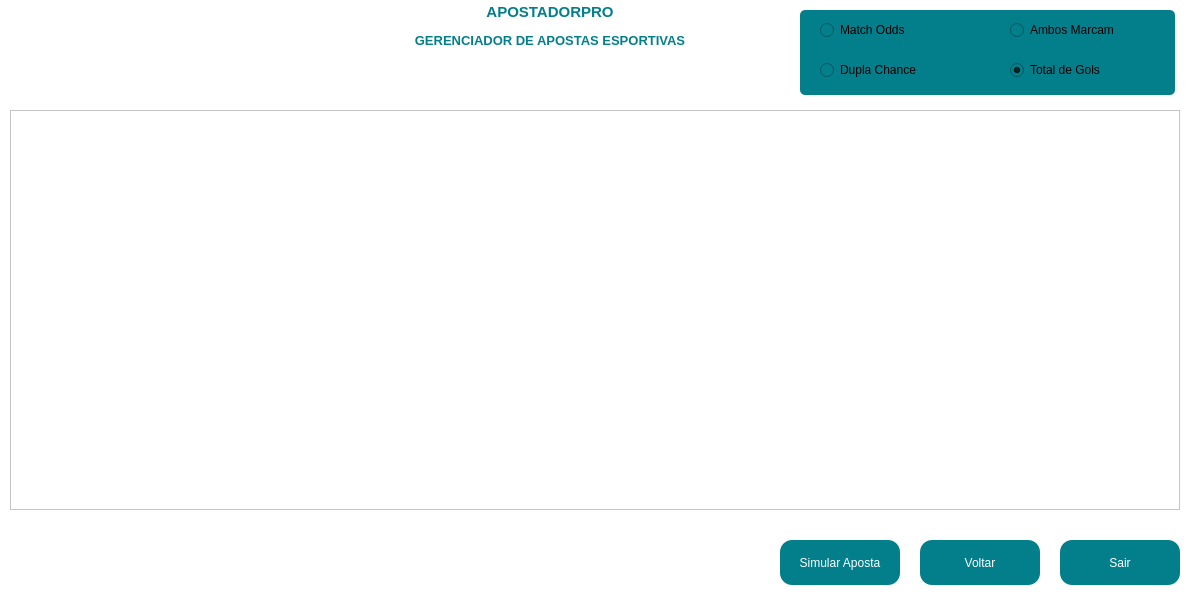
Old version of the form view/formViewResult.ui in the repository mateuscosta27/WebScraping.
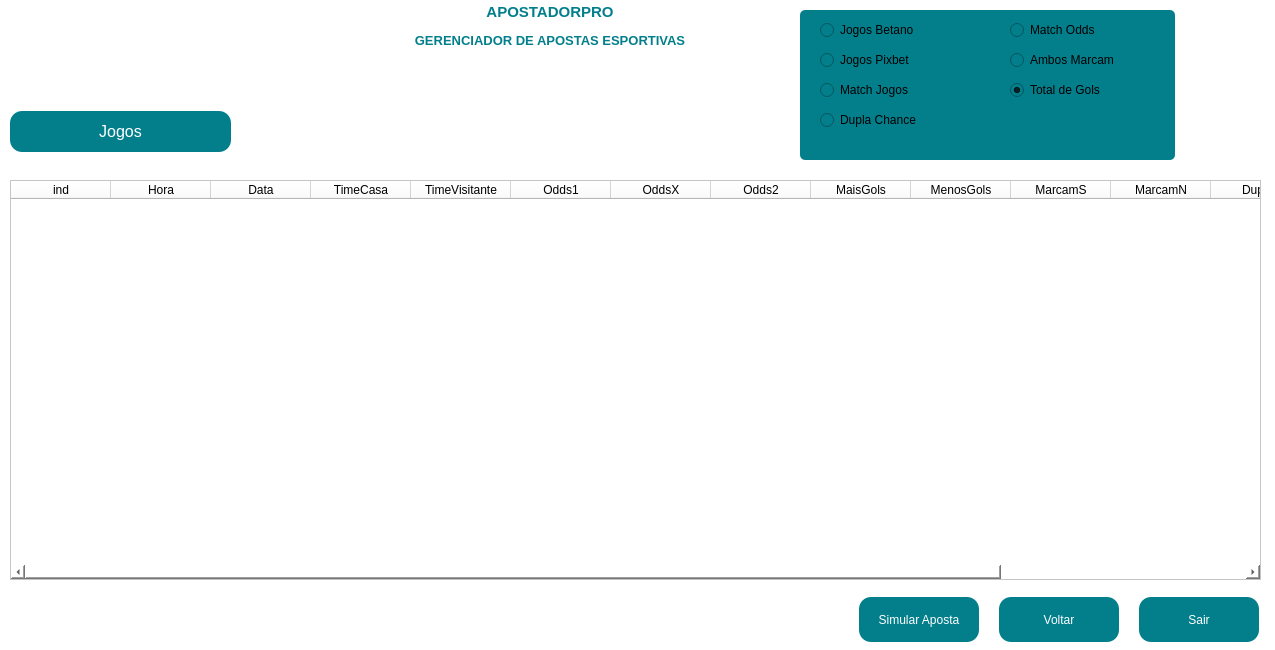
New version of the form. Icons and pictures are not drawn.

The edit to the form file:
```diff
--- a/view/formViewResult.ui
+++ b/view/formViewResult.ui
@@ -6,8 +6,8 @@
    <rect>
     <x>0</x>
     <y>0</y>
-    <width>1200</width>
-    <height>600</height>
+    <width>1275</width>
+    <height>650</height>
    </rect>
   </property>
   <property name="minimumSize">
@@ -18,8 +18,8 @@
   </property>
   <property name="maximumSize">
    <size>
-    <width>1200</width>
-    <height>600</height>
+    <width>2000</width>
+    <height>1500</height>
    </size>
   </property>
   <property name="windowTitle">
@@ -70,7 +70,7 @@
       <x>800</x>
       <y>10</y>
       <width>375</width>
-      <height>85</height>
+      <height>150</height>
      </rect>
     </property>
     <property name="sizePolicy">
@@ -88,7 +88,7 @@
     <property name="maximumSize">
      <size>
       <width>375</width>
-      <height>85</height>
+      <height>150</height>
      </size>
     </property>
     <property name="styleSheet">
@@ -111,7 +111,7 @@
     <widget class="QRadioButton" name="rb_matchOdds">
      <property name="geometry">
       <rect>
-       <x>20</x>
+       <x>210</x>
        <y>10</y>
        <width>140</width>
        <height>20</height>
@@ -141,7 +141,7 @@
      <property name="geometry">
       <rect>
        <x>20</x>
-       <y>50</y>
+       <y>100</y>
        <width>140</width>
        <height>20</height>
       </rect>
@@ -176,7 +176,7 @@
      <property name="geometry">
       <rect>
        <x>210</x>
-       <y>10</y>
+       <y>40</y>
        <width>140</width>
        <height>20</height>
       </rect>
@@ -211,7 +211,7 @@
      <property name="geometry">
       <rect>
        <x>210</x>
-       <y>50</y>
+       <y>70</y>
        <width>140</width>
        <height>20</height>
       </rect>
@@ -248,25 +248,187 @@
       <bool>true</bool>
      </property>
     </widget>
+    <widget class="QRadioButton" name="rb_jogosBetano">
+     <property name="geometry">
+      <rect>
+       <x>20</x>
+       <y>10</y>
+       <width>140</width>
+       <height>20</height>
+      </rect>
+     </property>
+     <property name="minimumSize">
+      <size>
+       <width>140</width>
+       <height>20</height>
+      </size>
+     </property>
+     <property name="maximumSize">
+      <size>
+       <width>140</width>
+       <height>20</height>
+      </size>
+     </property>
+     <property name="styleSheet">
+      <string notr="true">font: 75 12pt &quot;MS Shell Dlg 2&quot;;
+color: rgb(0, 0, 0);</string>
+     </property>
+     <property name="text">
+      <string>Jogos Betano</string>
+     </property>
+    </widget>
+    <widget class="QRadioButton" name="rb_jogosPixbet">
+     <property name="geometry">
+      <rect>
+       <x>20</x>
+       <y>40</y>
+       <width>140</width>
+       <height>20</height>
+      </rect>
+     </property>
+     <property name="minimumSize">
+      <size>
+       <width>140</width>
+       <height>20</height>
+      </size>
+     </property>
+     <property name="maximumSize">
+      <size>
+       <width>140</width>
+       <height>20</height>
+      </size>
+     </property>
+     <property name="styleSheet">
+      <string notr="true">font: 75 12pt &quot;MS Shell Dlg 2&quot;;
+color: rgb(0, 0, 0);</string>
+     </property>
+     <property name="text">
+      <string>Jogos Pixbet</string>
+     </property>
+    </widget>
+    <widget class="QRadioButton" name="rb_matchJogos">
+     <property name="geometry">
+      <rect>
+       <x>20</x>
+       <y>70</y>
+       <width>140</width>
+       <height>20</height>
+      </rect>
+     </property>
+     <property name="minimumSize">
+      <size>
+       <width>140</width>
+       <height>20</height>
+      </size>
+     </property>
+     <property name="maximumSize">
+      <size>
+       <width>140</width>
+       <height>20</height>
+      </size>
+     </property>
+     <property name="styleSheet">
+      <string notr="true">font: 75 12pt &quot;MS Shell Dlg 2&quot;;
+color: rgb(0, 0, 0);</string>
+     </property>
+     <property name="text">
+      <string>Match Jogos</string>
+     </property>
+    </widget>
    </widget>
    <widget class="QTableWidget" name="tb_view">
     <property name="geometry">
      <rect>
       <x>10</x>
-      <y>110</y>
-      <width>1170</width>
+      <y>180</y>
+      <width>1251</width>
       <height>400</height>
      </rect>
     </property>
     <property name="toolTipDuration">
      <number>-3</number>
     </property>
+    <column>
+     <property name="text">
+      <string>ind</string>
+     </property>
+    </column>
+    <column>
+     <property name="text">
+      <string>Hora</string>
+     </property>
+    </column>
+    <column>
+     <property name="text">
+      <string>Data</string>
+     </property>
+    </column>
+    <column>
+     <property name="text">
+      <string>TimeCasa</string>
+     </property>
+    </column>
+    <column>
+     <property name="text">
+      <string>TimeVisitante</string>
+     </property>
+    </column>
+    <column>
+     <property name="text">
+      <string>Odds1</string>
+     </property>
+    </column>
+    <column>
+     <property name="text">
+      <string>OddsX</string>
+     </property>
+    </column>
+    <column>
+     <property name="text">
+      <string>Odds2</string>
+     </property>
+    </column>
+    <column>
+     <property name="text">
+      <string>MaisGols</string>
+     </property>
+    </column>
+    <column>
+     <property name="text">
+      <string>MenosGols</string>
+     </property>
+    </column>
+    <column>
+     <property name="text">
+      <string>MarcamS</string>
+     </property>
+    </column>
+    <column>
+     <property name="text">
+      <string>MarcamN</string>
+     </property>
+    </column>
+    <column>
+     <property name="text">
+      <string>Dupla1</string>
+     </property>
+    </column>
+    <column>
+     <property name="text">
+      <string>Dupla12</string>
+     </property>
+    </column>
+    <column>
+     <property name="text">
+      <string>Dupla2</string>
+     </property>
+    </column>
    </widget>
    <widget class="QPushButton" name="btn_sair">
     <property name="geometry">
      <rect>
-      <x>1060</x>
-      <y>540</y>
+      <x>1139</x>
+      <y>597</y>
       <width>120</width>
       <height>45</height>
      </rect>
@@ -313,8 +475,8 @@
    <widget class="QPushButton" name="btn_voltar">
     <property name="geometry">
      <rect>
-      <x>920</x>
-      <y>540</y>
+      <x>999</x>
+      <y>597</y>
       <width>120</width>
       <height>45</height>
      </rect>
@@ -361,8 +523,8 @@
    <widget class="QPushButton" name="btn_simular">
     <property name="geometry">
      <rect>
-      <x>780</x>
-      <y>540</y>
+      <x>859</x>
+      <y>597</y>
       <width>120</width>
       <height>45</height>
      </rect>
@@ -406,6 +568,27 @@
      <string>Simular Aposta</string>
     </property>
    </widget>
+   <widget class="QLabel" name="lbl_table">
+    <property name="geometry">
+     <rect>
+      <x>10</x>
+      <y>111</y>
+      <width>221</width>
+      <height>41</height>
+     </rect>
+    </property>
+    <property name="styleSheet">
+     <string notr="true">
+	font: 75 11pt &quot;MS Shell Dlg 2&quot;;
+	color: rgb(255, 255, 255);
+	background-color: rgb(3, 127, 140);
+	border-radius: 12px;
+	</string>
+    </property>
+    <property name="text">
+     <string>&lt;html&gt;&lt;head/&gt;&lt;body&gt;&lt;p align=&quot;center&quot;&gt;&lt;span style=&quot; font-size:12pt;&quot;&gt;Jogos&lt;/span&gt;&lt;/p&gt;&lt;/body&gt;&lt;/html&gt;</string>
+    </property>
+   </widget>
   </widget>
  </widget>
  <resources/>
```
